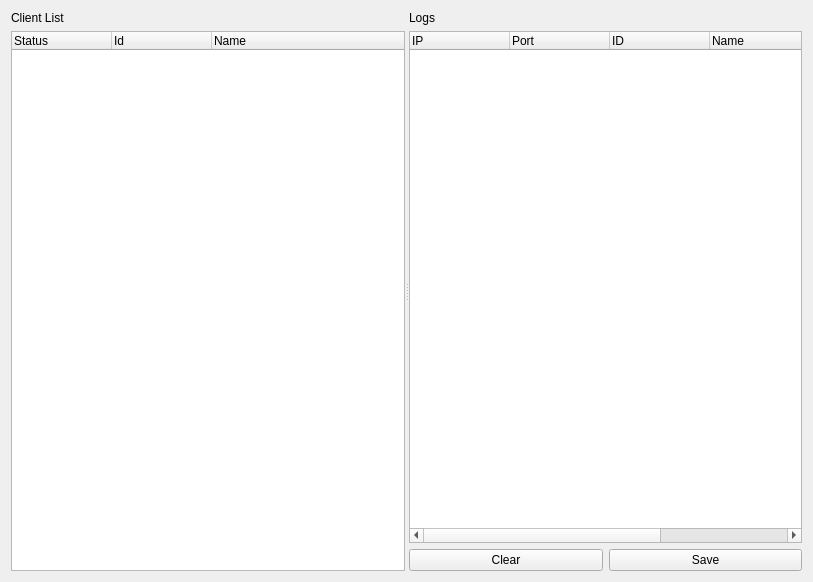
Before: the Qt Designer form Network/chatRoom.ui in geonwuk/TheEditor, drawn with Qt 5.
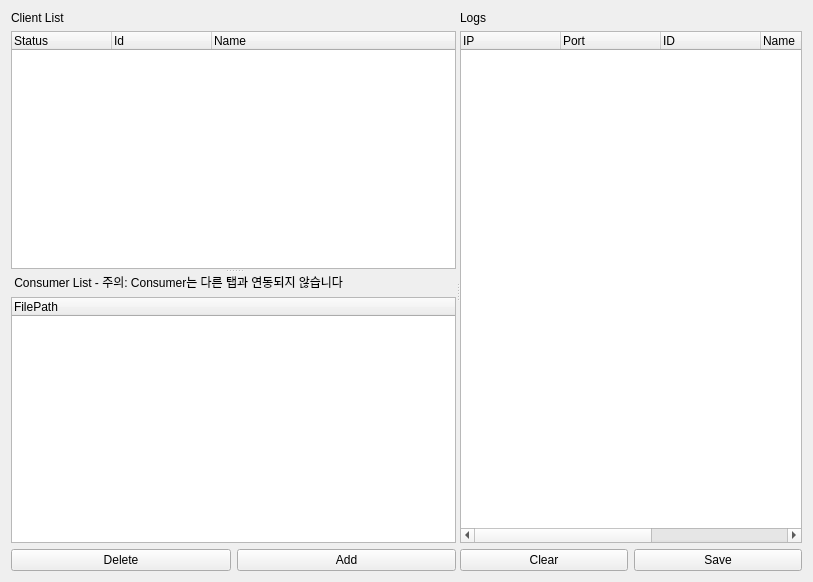
After: the same form once the commit is applied.

```diff
--- a/Network/chatRoom.ui
+++ b/Network/chatRoom.ui
@@ -13,14 +13,30 @@
   <property name="windowTitle">
    <string>Chatting Server</string>
   </property>
-  <layout class="QVBoxLayout" name="verticalLayout">
+  <layout class="QHBoxLayout" name="horizontalLayout_2">
    <item>
-    <widget class="QSplitter" name="splitter">
+    <widget class="QSplitter" name="splitter_2">
      <property name="orientation">
       <enum>Qt::Horizontal</enum>
      </property>
-     <widget class="QWidget" name="layoutWidget">
-      <layout class="QVBoxLayout" name="clientListVerticalLayout">
+     <property name="opaqueResize">
+      <bool>false</bool>
+     </property>
+     <property name="childrenCollapsible">
+      <bool>false</bool>
+     </property>
+     <widget class="QSplitter" name="splitter">
+      <property name="orientation">
+       <enum>Qt::Vertical</enum>
+      </property>
+      <property name="opaqueResize">
+       <bool>false</bool>
+      </property>
+      <property name="childrenCollapsible">
+       <bool>false</bool>
+      </property>
+      <widget class="QWidget" name="">
+       <layout class="QVBoxLayout" name="verticalLayout_2">
        <item>
         <widget class="QLabel" name="clientListLabel">
          <property name="text">
@@ -59,10 +75,46 @@
          </column>
         </widget>
        </item>
+       </layout>
+      </widget>
+      <widget class="QWidget" name="">
+       <layout class="QVBoxLayout" name="verticalLayout">
        <item>
-        <layout class="QHBoxLayout" name="horizontalLayout"/>
-       </item>
-      </layout>
+         <widget class="QLabel" name="label_2">
+          <property name="text">
+           <string> Consumer List - 주의: Consumer는 다른 탭과 연동되지 않습니다</string>
+          </property>
+         </widget>
+        </item>
+        <item>
+         <widget class="QTreeWidget" name="consumerTreeWidget">
+          <column>
+           <property name="text">
+            <string>FilePath</string>
+           </property>
+          </column>
+         </widget>
+        </item>
+        <item>
+         <layout class="QHBoxLayout" name="horizontalLayout">
+          <item>
+           <widget class="QPushButton" name="deleteButton">
+            <property name="text">
+             <string>Delete</string>
+            </property>
+           </widget>
+          </item>
+          <item>
+           <widget class="QPushButton" name="addButton">
+            <property name="text">
+             <string>Add</string>
+            </property>
+           </widget>
+          </item>
+         </layout>
+        </item>
+       </layout>
+      </widget>
      </widget>
      <widget class="QWidget" name="layoutWidget">
       <layout class="QVBoxLayout" name="messageVerticalLayout">
```
Lines whose indentation alone changed are shown as unchanged.
